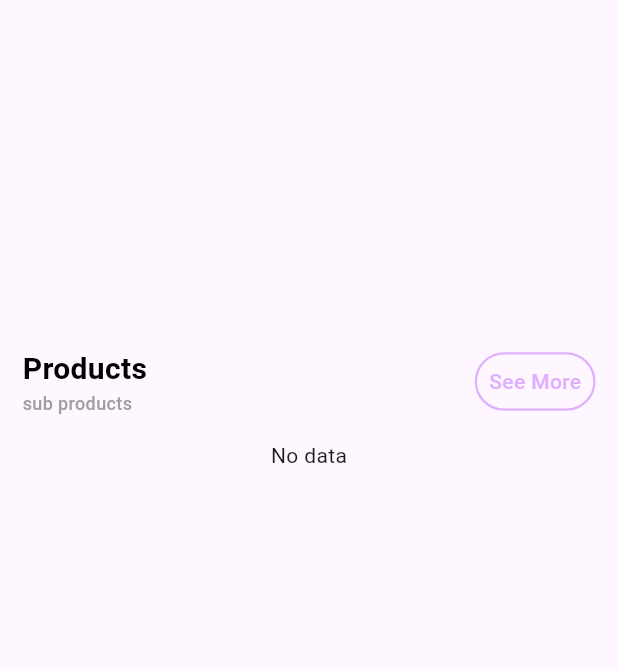
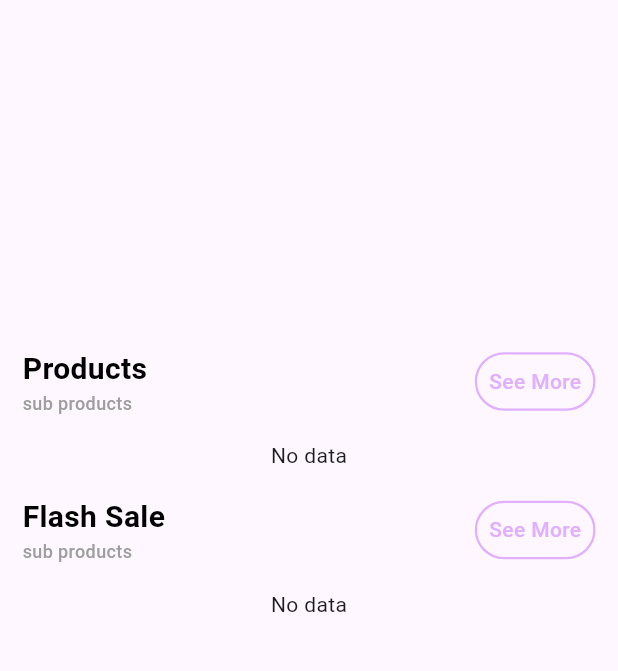
Before and after one commit to ShubhamSharma17/Ecomm, a Flutter app: the UserMainScreen screen opened directly, on a phone screen of 412 x 824 dp, the part 114-785 px from its top. Run offline on Flutter 3.47's test engine with Material 3 defaults, Android fonts, the phone set to English and light mode, and no system bars; drawn by our look-alikes of carousel_slider; our stand-ins replace cached_network_image, cloud_firestore, firebase_auth, firebase_core, firebase_messaging, flutter_easyloading and 3 more; missing offline and left inert: image_card; accounts and stored records are empty.

Commit message:
Day 9 Flash sale add

```diff
--- a/lib/models/categories_model.dart
+++ b/lib/models/categories_model.dart
@@ -1,9 +1,9 @@
 class CategoriesModel {
-  final DateTime updatedOn;
-  final DateTime createdOn;
+  final dynamic updatedOn;
+  final dynamic createdOn;
   final String categoryName;
-  final dynamic categoryImg;
-  final dynamic categoryId;
+  final String categoryImg;
+  final String categoryId;
 
   CategoriesModel({
     required this.updatedOn,
--- /dev/null
+++ b/lib/models/product_model.dart
@@ -0,0 +1,62 @@
+class ProductModel {
+  final dynamic updatedOn;
+  final dynamic createdOn;
+  final String categoryName;
+  final List productImg;
+  final String categoryId;
+  final String productId;
+  final String productName;
+  final String deliveryTime;
+  final String fullPrice;
+  final String salePrice;
+  final String productDescription;
+  final bool isSale;
+
+  ProductModel(
+      {required this.updatedOn,
+      required this.createdOn,
+      required this.categoryName,
+      required this.productImg,
+      required this.categoryId,
+      required this.productId,
+      required this.productName,
+      required this.deliveryTime,
+      required this.fullPrice,
+      required this.salePrice,
+      required this.productDescription,
+      required this.isSale});
+
+  Map<String, dynamic> toMap() {
+    return {
+      'updatedOn': updatedOn,
+      'createdOn': createdOn,
+      'categoryName': categoryName,
+      'categoryImg': productImg,
+      'categoryId': categoryId,
+      'isSale': isSale,
+      'productDescription': productDescription,
+      'salePrice': salePrice,
+      'fullPrice': fullPrice,
+      'deliveryTime': deliveryTime,
+      'productName': productName,
+      'productId': productId,
+    };
+  }
+
+  factory ProductModel.fromMap(Map<String, dynamic> json) {
+    return ProductModel(
+      categoryId: json['categoryId'],
+      productImg: json['categoryImg'],
+      categoryName: json['categoryName'],
+      createdOn: json['createdOn'],
+      updatedOn: json['updatedOn'],
+      productName: json['productName'],
+      productId: json['productId'],
+      deliveryTime: json['deliveryTime'],
+      fullPrice: json['fullPrice'],
+      salePrice: json['salePrice'],
+      productDescription: json['productDescription'],
+      isSale: json['isSale'],
+    );
+  }
+}
--- a/lib/screens/user_pannel/user_main_screen.dart
+++ b/lib/screens/user_pannel/user_main_screen.dart
@@ -2,6 +2,7 @@ import 'package:e_comm/utils/app_constant.dart';
 import 'package:e_comm/widgets/banner_widget.dart';
 import 'package:e_comm/widgets/category_widget.dart';
 import 'package:e_comm/widgets/drawer_widget.dart';
+import 'package:e_comm/widgets/flash_sale_widget.dart';
 import 'package:e_comm/widgets/heading_widget.dart';
 import 'package:flutter/material.dart';
 import 'package:get/get.dart';
@@ -39,6 +40,15 @@ class _UserMainScreenState extends State<UserMainScreen> {
               ),
               SizedBox(height: Get.height / 50),
               CategoryWidget(),
+              SizedBox(height: Get.height / 50),
+              HeadingWidget(
+                heading: "Flash Sale",
+                subHeading: "sub products",
+                buttonName: "See More",
+                onTap: () {},
+              ),
+              SizedBox(height: Get.height / 50),
+              FlashSaleWidget(),
             ],
           ),
         ),
--- a/lib/utils/app_constant.dart
+++ b/lib/utils/app_constant.dart
@@ -10,4 +10,5 @@ class AppConstant {
   static const whiteColor = Color(0xffFFFFFF);
   static const black = Colors.black;
   static const gray = Colors.grey;
+  static const red = Colors.red;
 }
--- a/lib/widgets/category_widget.dart
+++ b/lib/widgets/category_widget.dart
@@ -15,15 +15,15 @@ class CategoryWidget extends StatelessWidget {
       future: FirebaseFirestore.instance.collection("categories").get(),
       builder: (BuildContext context, AsyncSnapshot<QuerySnapshot> snapshot) {
         if (snapshot.hasError) {
-          return Text("error");
+          return const Text("error");
         }
         if (snapshot.connectionState == ConnectionState.waiting) {
-          return Center(
+          return const Center(
             child: CupertinoActivityIndicator(),
           );
         }
         if (snapshot.data!.docs.isEmpty) {
-          return Text("No data");
+          return const Text("No data");
         }
         if (snapshot.data != null) {
           return Container(
@@ -42,7 +42,7 @@ class CategoryWidget extends StatelessWidget {
                 return Row(
                   children: [
                     Padding(
-                      padding: EdgeInsets.symmetric(horizontal: 10),
+                      padding: const EdgeInsets.symmetric(horizontal: 10),
                       child: Container(
                         decoration: BoxDecoration(
                             borderRadius: BorderRadius.circular(12)),
@@ -58,7 +58,7 @@ class CategoryWidget extends StatelessWidget {
                               fontSize: 18,
                             ),
                           ),
-                          description: Text(""),
+                          description: const Text(""),
                         ),
                       ),
                     ),
--- /dev/null
+++ b/lib/widgets/flash_sale_widget.dart
@@ -0,0 +1,107 @@
+import 'package:cached_network_image/cached_network_image.dart';
+import 'package:cloud_firestore/cloud_firestore.dart';
+import 'package:e_comm/models/product_model.dart';
+import 'package:e_comm/utils/app_constant.dart';
+import 'package:flutter/cupertino.dart';
+import 'package:get/get.dart';
+import 'package:image_card/image_card.dart';
+
+class FlashSaleWidget extends StatelessWidget {
+  const FlashSaleWidget({super.key});
+
+  @override
+  Widget build(BuildContext context) {
+    return FutureBuilder(
+      future: FirebaseFirestore.instance
+          .collection("products")
+          .where("isSale", isEqualTo: true)
+          .get(),
+      builder: (BuildContext context, AsyncSnapshot<QuerySnapshot> snapshot) {
+        if (snapshot.hasError) {
+          return const Text("error");
+        }
+        if (snapshot.connectionState == ConnectionState.waiting) {
+          return const Center(
+            child: CupertinoActivityIndicator(),
+          );
+        }
+        if (snapshot.data!.docs.isEmpty) {
+          return const Text("No data");
+        }
+        if (snapshot.data != null) {
+          return SizedBox(
+            height: Get.height / 4,
+            child: ListView.builder(
+              itemCount: snapshot.data!.docs.length,
+              shrinkWrap: true,
+              scrollDirection: Axis.horizontal,
+              itemBuilder: (context, index) {
+                final productData = snapshot.data!.docs[index];
+                ProductModel productmodel = ProductModel(
+                  updatedOn: productData['updatedOn'],
+                  createdOn: productData['createdOn'],
+                  categoryName: productData['categoryName'],
+                  productImg: productData['productImg'],
+                  categoryId: productData['categoryId'],
+                  productId: productData['productId'],
+                  productName: productData['productName'],
+                  deliveryTime: productData['deliveryTime'],
+                  fullPrice: productData['fullPrice'],
+                  salePrice: productData['salePrice'],
+                  productDescription: productData['productDescription'],
+                  isSale: productData['isSale'],
+                );
+                return Row(
+                  children: [
+                    Padding(
+                      padding: const EdgeInsets.symmetric(horizontal: 10),
+                      child: Container(
+                        decoration: BoxDecoration(
+                            borderRadius: BorderRadius.circular(12)),
+                        child: FillImageCard(
+                          width: Get.width / 3,
+                          heightImage: Get.height / 10,
+                          imageProvider: CachedNetworkImageProvider(
+                            productmodel.productImg[0],
+                          ),
+                          title: Text(
+                            productmodel.categoryName,
+                            style: const TextStyle(
+                              color: AppConstant.appSecondryColor,
+                              fontSize: 18,
+                            ),
+                          ),
+                          description: Text(
+                            productmodel.productDescription,
+                            overflow: TextOverflow.ellipsis,
+                          ),
+                          footer: Row(
+                            children: [
+                              Text(
+                                "Rs ${productmodel.salePrice}",
+                                overflow: TextOverflow.ellipsis,
+                              ),
+                              const SizedBox(width: 2),
+                              Text(
+                                productmodel.fullPrice,
+                                overflow: TextOverflow.ellipsis,
+                                style: const TextStyle(
+                                    color: AppConstant.red,
+                                    decoration: TextDecoration.lineThrough),
+                              ),
+                            ],
+                          ),
+                        ),
+                      ),
+                    ),
+                  ],
+                );
+              },
+            ),
+          );
+        }
+        return Container();
+      },
+    );
+  }
+}
```
